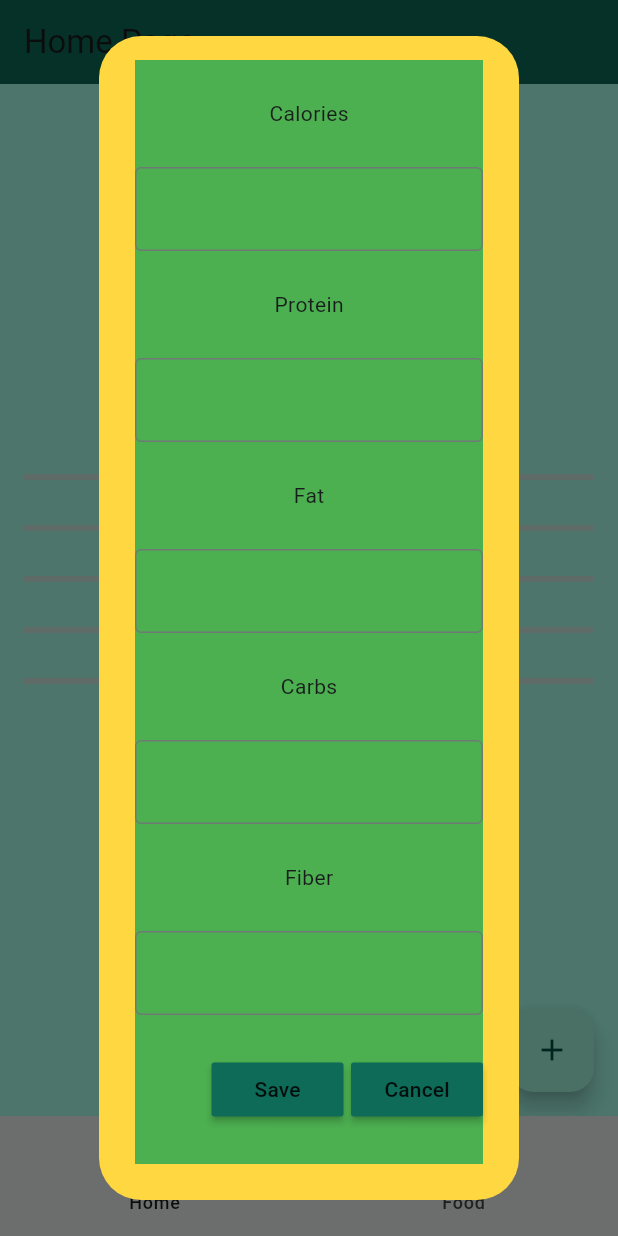
After one commit to MatasMotiejunas/Food-Tracker-Flutter-App, a Flutter app: the screen it shows after launch, after a tap on "Change Goals", on a phone screen of 412 x 824 dp. The commit adds this screen. Run offline on Flutter 3.47's test engine with Material 3 defaults, Android fonts, the phone set to English and light mode, and no system bars; our stand-ins replace hive_flutter; accounts and stored records are empty.

Commit message:
Added daily goals and progress bars, dialog to change them

```diff
--- a/lib/data/database.dart
+++ b/lib/data/database.dart
@@ -7,6 +7,12 @@ class Database {
 
   //Element: [date, [Ing/Rec (with weight), ...]]
   Map days = <DateTime, List>{};
+
+  int caloriesGoal = 2500;
+  int proteinGoal = 70;
+  int fatGoal = 100;
+  int carbsGoal = 300;
+  int fiberGoal = 30;
 
   final myBox = Hive.box('myBox');
 
@@ -28,7 +34,6 @@ class Database {
         ["Ingredient 3", 250.9, 5.2, 2.6, 3.0, 0.3, 22.5]]],
     ];
 
-
   }
 
 
@@ -36,18 +41,29 @@ class Database {
     ingredientList = myBox.get("INGREDIENTLIST");
     recipeList = myBox.get("RECIPELIST");
     days = myBox.get("DAYS");
-    print("Loaded days: $days");
+    caloriesGoal = myBox.get("CALORIES");
+    proteinGoal = myBox.get("PROTEIN");
+    fatGoal = myBox.get("FAT");
+    carbsGoal = myBox.get("CARBS");
+    fiberGoal = myBox.get("FIBER");
   }
 
 
-  void updateDatabase(){
+  void updateFoodDatabase(){
     myBox.put("INGREDIENTLIST", ingredientList);
     myBox.put("RECIPELIST", recipeList);
   }
 
   void updateDayDatabase(){
     myBox.put("DAYS", days);
-    print("Updated hive: ${myBox.get("DAYS")}");
+  }
+
+  void updateGoalDatabase(){
+    myBox.put("CALORIES", caloriesGoal);
+    myBox.put("PROTEIN", proteinGoal);
+    myBox.put("FAT", fatGoal);
+    myBox.put("CARBS", carbsGoal);
+    myBox.put("FIBER", fiberGoal);
   }
 
 
--- a/lib/main.dart
+++ b/lib/main.dart
@@ -32,7 +32,8 @@ class _MyAppState extends State<MyApp> {
 
     if(myBox.get("INGREDIENTLIST") == null){
       db.createInitialdata();
-      db.updateDatabase();
+      db.updateFoodDatabase();
+      db.updateGoalDatabase();
     }else{
       db.loadData();
     }
--- a/lib/pages/foodPage.dart
+++ b/lib/pages/foodPage.dart
@@ -71,7 +71,7 @@ class _FoodPageState extends State<FoodPage> {
       clearIngredientControllers();
     });
     Navigator.of(context).pop();
-    widget.db.updateDatabase();
+    widget.db.updateFoodDatabase();
   }
 
 
@@ -106,7 +106,7 @@ class _FoodPageState extends State<FoodPage> {
     });
 
     Navigator.of(context).pop();
-    widget.db.updateDatabase();
+    widget.db.updateFoodDatabase();
   }
 
   void onCancel () {
--- a/lib/pages/homePage.dart
+++ b/lib/pages/homePage.dart
@@ -3,6 +3,7 @@ import 'package:flutter_application_1/data/database.dart';
 import 'package:flutter_application_1/utils/addToDay.dart';
 import 'package:flutter_application_1/utils/dayData.dart';
 import 'package:flutter_application_1/utils/functions.dart';
+import 'package:flutter_application_1/utils/updateDailyGoals.dart';
 
 //
 // Shows todays details (eaten things, progress bar)
@@ -23,17 +24,18 @@ class _HomePageState extends State<HomePage> {
 
   late DayData today;
 
+  TextEditingController caloriesGoalController = TextEditingController();
+  TextEditingController proteinGoalController = TextEditingController();
+  TextEditingController fatGoalController = TextEditingController();
+  TextEditingController carbsGoalController = TextEditingController();
+  TextEditingController fiberGoalController = TextEditingController();
+
+
   @override
   void initState() {
     DateTime now = DateTime.now();
     DateTime nowNormal = DateTime(now.year, now.month, now.day);
-    // if(widget.db.days.containsKey(nowNormal)){
-    //   today = DayData.createEaten(nowNormal, widget.db.days[nowNormal]);
-    // }else{
-    //   widget.db.days.update(nowNormal, (value) => value, ifAbsent: () => []);
-    //   widget.db.updateDayDatabase();
-    //   today = DayData.createEmpty(nowNormal);
-    // }
+
 
   print("Before initialisation: ${widget.db.days}");
     List value = widget.db.days.putIfAbsent(nowNormal, () => []);
@@ -52,7 +54,7 @@ class _HomePageState extends State<HomePage> {
     setState((){
       List toAdd = [];
 
-      //Goes through the whole list and adds only those ingredients, that were checked
+      //ChosenIngredients containc indeces of ingredients
       for(int i in chosenIngredients){
 
         var ingredientWithWeight = [];
@@ -80,6 +82,51 @@ class _HomePageState extends State<HomePage> {
     print("Updated value: ${widget.db.days}");
   }
 
+
+  void saveGoals(){
+    setState(() {
+      int calories = int.tryParse(caloriesGoalController.text)?? -1;
+      int protein = int.tryParse(proteinGoalController.text)?? -1;
+      int fat = int.tryParse(fatGoalController.text)?? -1;
+      int carbs = int.tryParse(carbsGoalController.text)?? -1;
+      int fiber = int.tryParse(fiberGoalController.text)?? -1;
+
+      if(calories != -1){
+        widget.db.caloriesGoal = calories;
+      }
+      if(protein != -1){
+        widget.db.proteinGoal = protein;
+      }
+      if(fat != -1){
+        widget.db.fatGoal = fat;
+      }
+      if(carbs != -1){
+        widget.db.carbsGoal = carbs;
+      }
+      if(fiber != -1){
+        widget.db.fiberGoal = fiber;
+      }
+      clearControllers();
+    });
+    Navigator.of(context).pop();
+    widget.db.updateFoodDatabase();
+  }
+
+
+  void onCancel(){
+    Navigator.of(context).pop();
+    clearControllers();
+  }
+
+  void clearControllers(){
+    caloriesGoalController.clear();
+    proteinGoalController.clear();
+    fatGoalController.clear();
+    carbsGoalController.clear();
+    fiberGoalController.clear();
+  }
+
+
   @override
   Widget build(BuildContext context) {
     return Scaffold(
@@ -93,13 +140,56 @@ class _HomePageState extends State<HomePage> {
           mainAxisAlignment: MainAxisAlignment.center,
           crossAxisAlignment: CrossAxisAlignment.center,
           children: [
-          Text("Calories: ${today.calories}"),
-          Text("Protein :${today.protein}"),
-          Text("Fat: ${today.fat}"),
-          Text("Carbs: ${today.carbs}"),
-          Text("Fiber: ${today.fiber}"),],
+            Text("Calories ${today.calories} / ${widget.db.caloriesGoal}"),
+            Padding(
+              padding: const EdgeInsets.symmetric(vertical: 5.0, horizontal: 16.0),
+              child: LinearProgressIndicator(value: today.calories/widget.db.caloriesGoal),
+            ),
+            Text("Protein ${today.protein} / ${widget.db.proteinGoal}"),
+            Padding(
+              padding: const EdgeInsets.symmetric(vertical: 5.0, horizontal: 16.0),
+              child: LinearProgressIndicator(value: today.protein/widget.db.proteinGoal),
+            ),
+            Text("Fat ${today.fat} / ${widget.db.fatGoal}"),
+            Padding(
+              padding: const EdgeInsets.symmetric(vertical: 5.0, horizontal: 16.0),
+              child: LinearProgressIndicator(value: today.fat/widget.db.fatGoal),
+            ),
+            Text("Carbs ${today.carbs} / ${widget.db.carbsGoal}"),
+            Padding(
+              padding: const EdgeInsets.symmetric(vertical: 5.0, horizontal: 16.0),
+              child: LinearProgressIndicator(value: today.carbs/widget.db.carbsGoal),
+            ),
+            Text("Fiber ${today.fiber} / ${widget.db.fiberGoal}"),
+            Padding(
+              padding: const EdgeInsets.symmetric(vertical: 5.0, horizontal: 16.0),
+              child: LinearProgressIndicator(value: today.fiber/widget.db.fiberGoal),
+            ),
+
+
+            MaterialButton(
+              onPressed: () {showDialog(
+                context: context,
+                builder: (context){
+                  return UpdateGoals(
+                    caloriesGoalController: caloriesGoalController,
+                    proteinGoalController: proteinGoalController,
+                    fatGoalController: fatGoalController,
+                    carbsGoalController: carbsGoalController,
+                    fiberGoalController: fiberGoalController,
+                    onSave: saveGoals,
+                    onCancel: onCancel,
+                  );
+                }, );},
+
+              color: Colors.lightGreen,
+              child: Text("Change Goals"),),
+
+          ],
         ),
       ),
+
+
 
       //Add eaten Ingredient
       floatingActionButton: FloatingActionButton(onPressed: (){
@@ -117,7 +207,9 @@ class _HomePageState extends State<HomePage> {
               });
           }
         );
-      }),
-      );
+
+        },
+        child: Icon(Icons.add)),
+    );
   }
 }
--- /dev/null
+++ b/lib/utils/updateDailyGoals.dart
@@ -0,0 +1,109 @@
+import 'package:flutter/material.dart';
+
+class UpdateGoals extends StatelessWidget {
+
+  final TextEditingController caloriesGoalController;
+  final TextEditingController proteinGoalController;
+  final TextEditingController fatGoalController;
+  final TextEditingController carbsGoalController;
+  final TextEditingController fiberGoalController;
+
+  final VoidCallback onSave;
+  final VoidCallback onCancel;
+
+  const UpdateGoals({super.key,
+  required this.caloriesGoalController,
+  required this.proteinGoalController,
+  required this.fatGoalController,
+  required this.carbsGoalController,
+  required this.fiberGoalController,
+  required this.onSave,
+  required this.onCancel});
+
+  @override
+  Widget build(BuildContext context) {
+    return AlertDialog(
+      backgroundColor: Colors.amberAccent,
+      content: Container(
+        color: Colors.green,
+        child: Column(
+          mainAxisAlignment: MainAxisAlignment.spaceEvenly,
+          children: [
+
+            Text("Calories"),
+            //ingredient calories
+            TextField(
+              keyboardType: TextInputType.numberWithOptions(decimal: true),
+              decoration: InputDecoration(
+                border: OutlineInputBorder(),
+              ),
+              controller: caloriesGoalController,
+            ),
+
+            Text("Protein"),
+            //ingredient protein
+            TextField(
+              keyboardType: TextInputType.numberWithOptions(decimal: true),
+              decoration: InputDecoration(
+                border: OutlineInputBorder(),
+              ),
+              controller: proteinGoalController,
+            ),
+
+            Text("Fat"),
+            //ingredient fat
+            TextField(
+              keyboardType: TextInputType.numberWithOptions(decimal: true),
+              decoration: InputDecoration(
+                border: OutlineInputBorder(),
+              ),
+              controller: fatGoalController,
+            ),
+
+            Text("Carbs"),
+            //ingredient carbs
+            TextField(
+              keyboardType: TextInputType.numberWithOptions(decimal: true),
+              decoration: InputDecoration(
+                border: OutlineInputBorder(),
+              ),
+              controller: carbsGoalController,
+            ),
+
+
+            Text("Fiber"),
+            //ingredient carbs
+            TextField(
+              keyboardType: TextInputType.numberWithOptions(decimal: true),
+              decoration: InputDecoration(
+                border: OutlineInputBorder(),
+              ),
+              controller: fiberGoalController,
+            ),
+
+
+            //Save and Cancel Buttons
+            Row(
+              mainAxisAlignment: MainAxisAlignment.end,
+              children: [
+                MaterialButton(
+                  color: Theme.of(context).primaryColor,
+                  onPressed: onSave,
+                  child: Text("Save"),
+                ),
+
+                const SizedBox(width: 5),
+
+                MaterialButton(
+                  color: Theme.of(context).primaryColor,
+                  onPressed: onCancel,
+                  child: Text("Cancel"),
+                ),
+              ],
+            ),
+          ],
+        ),
+      ),
+    );
+  }
+}
```
